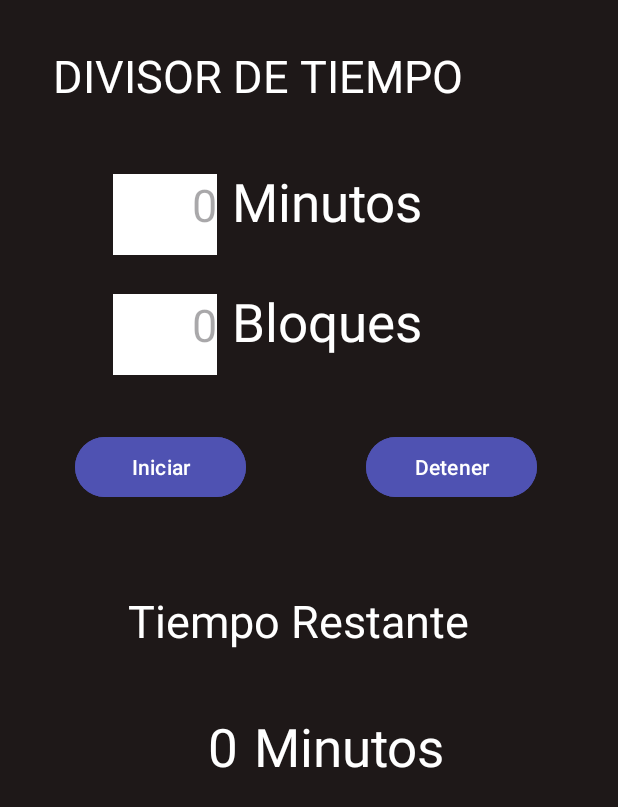
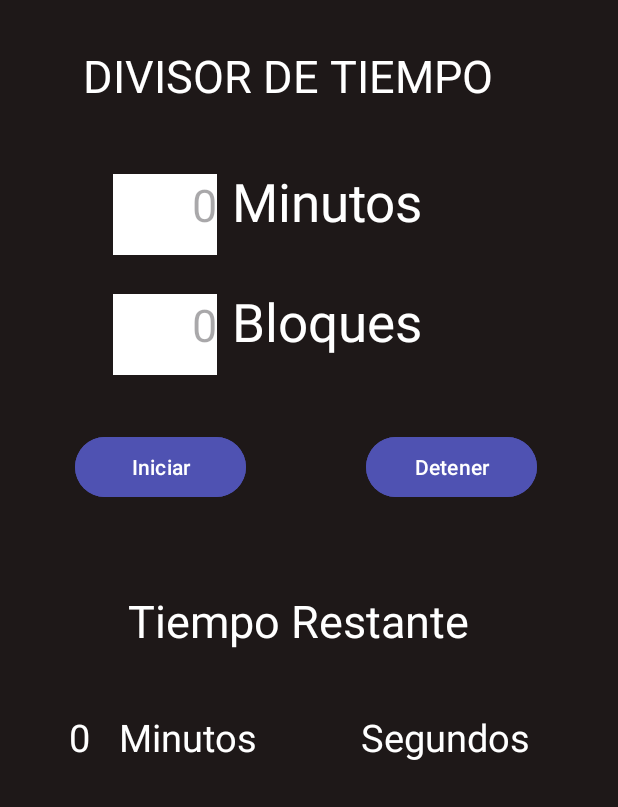
Before and after one commit to aledelorbe/Divisor-de-Tiempo, an Android app: the screen it shows after launch (MainActivity), after a tap on "Iniciar", on a phone screen of 412 x 824 dp. Shown: the top 807 px of the screen. Run offline under Robolectric (Android 15) with nearby library versions, the phone set to English and light mode, and no system bars; 4 statements that could not run were skipped.

Commit message:
ser agrego segundosTxt y el timer de segundos

```diff
--- a/app/src/main/java/com/example/divisortiempo/MainActivity.java
+++ b/app/src/main/java/com/example/divisortiempo/MainActivity.java
@@ -1,10 +1,7 @@
 package com.example.divisortiempo;
 
 import androidx.appcompat.app.AppCompatActivity;
-import androidx.core.app.NotificationCompat;
 
-import android.app.NotificationManager;
-import android.content.Context;
 import android.media.MediaPlayer;
 import android.os.Bundle;
 import android.view.View;
@@ -17,16 +14,13 @@ import java.util.TimerTask;
 
 public class MainActivity extends AppCompatActivity implements View.OnClickListener {
 
-    EditText tiempoEditText, bloquesEditText;
+    EditText tiempoEditText, bloquesEditText, txtBloques;
     Button comenzarButton, detenerButton;
-    int tiempo, bloques, intervalo, intervaloOriginal;
-
-    Timer timer, timer2;
-    NotificationManager notificationManager;
+    int tiempo, bloques, intervalo, intervaloOriginal, contadorBloques = 0, intervaloSeg;
+    Timer timer, timer2, timer3;
     MediaPlayer mediaPlayer;
-    TextView minutosRestantes;
-    boolean isTimerRunning = false;
-    boolean isTimerRunning2 = false;
+    TextView minutosRestantes, segundosRestantes;
+    boolean isTimerRunning = false, isTimerRunning2 = false, isTimerRunning3 = false;
 
     @Override
     protected void onCreate(Bundle savedInstanceState) {
@@ -38,6 +32,7 @@ public class MainActivity extends AppCompatActivity implements View.OnClickListe
         comenzarButton = findViewById(R.id.comenzarButton);
         detenerButton = findViewById(R.id.detenerButton);
         minutosRestantes = findViewById(R.id.minutosRestantes);
+        segundosRestantes = findViewById(R.id.segundosRestantes);
 
         mediaPlayer = MediaPlayer.create(this, R.raw.alarm);
 
@@ -52,18 +47,22 @@ public class MainActivity extends AppCompatActivity implements View.OnClickListe
             tiempo = Integer.parseInt(tiempoEditText.getText().toString());
             bloques = Integer.parseInt(bloquesEditText.getText().toString());
             intervaloOriginal = intervalo = tiempo / bloques;
+            intervaloSeg = 59;
 
-            temporizador1();
-            temporizador2();
+            temporizadorBloques();
+            temporizadorMinutos();
+            //temporizadorSegundos();
         }
         else if( view.getId() == R.id.detenerButton ){
-            /*timer.cancel();
-            timer2.cancel();*/
             mediaPlayer.stop();
-        }
+        }/* else if ( view.getId() == R.id.reiniciarButton) {
+
+        }*/
     }
 
-    public void temporizador1(){
+    // Cada que termine un bloque sonara la alarma y se imprimira el texto
+    // de bloque numero i terminado.
+    public void temporizadorBloques(){
         if( isTimerRunning )
             timer.cancel();
         else {
@@ -72,6 +71,7 @@ public class MainActivity extends AppCompatActivity implements View.OnClickListe
                 @Override
                 public void run() {
                     reproducirAlarma();
+                    imprimirBloqueTerminado();
                 }
             }, intervaloOriginal * 60 * 1000, intervaloOriginal * 60 * 1000);
             // Para que suene cada intervaloOriginal minutos, a partir de que termina el primer
@@ -81,7 +81,8 @@ public class MainActivity extends AppCompatActivity implements View.OnClickListe
         }
     }
 
-    public void temporizador2(){
+    // Cada que pase un minuto, imprimira el nuevo minuto restante.
+    public void temporizadorMinutos(){
         if( isTimerRunning2 )
             timer2.cancel();
         else {
@@ -89,7 +90,7 @@ public class MainActivity extends AppCompatActivity implements View.OnClickListe
             timer2.schedule(new TimerTask() {
                 @Override
                 public void run() {
-                    tiempoRestante();
+                    tiempoMinRestante();
                 }
             }, 0, 60 * 1000);
             // Para que cambie cada 60 segundos (1 minuto), a partir del instante que
@@ -99,13 +100,45 @@ public class MainActivity extends AppCompatActivity implements View.OnClickListe
         }
     }
 
+    // Cada que pase un segundo, imprimira el nuevo segundo restante.
+    public void temporizadorSegundos(){
+        if( isTimerRunning3 )
+            timer3.cancel();
+        else {
+            timer3 = new Timer();
+            timer3.schedule(new TimerTask() {
+                @Override
+                public void run() {
+                    tiempoSegRestante();
+                }
+            }, 0, 1000);
+            // Para que cambie cada 1 segundo, a partir del instante que
+            // se mande a llamar el timer.
+
+            isTimerRunning3 = true;
+        }
+    }
+
     private void reproducirAlarma() {
         mediaPlayer.start();
     }
 
-    public void tiempoRestante() {
+    public void tiempoMinRestante() {
         minutosRestantes.setText( " " + (intervalo--) );
         if( intervalo == -1 ) // Porque cuando llegue al minuto 0, todavia quedarian 60 segundos mas.
             intervalo = intervaloOriginal;
     }
+
+    public void tiempoSegRestante() {
+        segundosRestantes.setText( " " + (intervaloSeg--) );
+        /*
+        if( intervaloSeg == -1 ) // Porque cuando llegue al minuto 0, todavia quedarian 60 segundos mas.
+            intervaloSeg = 59;
+
+         */
+    }
+
+    public void imprimirBloqueTerminado() {
+        txtBloques.append("¡El bloque de tiempo " + (++contadorBloques) + " ha terminado!\n");
+    }
 }
--- a/app/src/main/res/layout/activity_main.xml
+++ b/app/src/main/res/layout/activity_main.xml
@@ -8,7 +8,7 @@
     <TextView
         android:layout_width="wrap_content"
         android:layout_height="wrap_content"
-        android:layout_marginLeft="35dp"
+        android:layout_marginLeft="55dp"
         android:layout_marginTop="30dp"
         android:text="DIVISOR DE TIEMPO"
         android:textColor="@color/white"
@@ -107,7 +107,7 @@
 
     <LinearLayout
         android:layout_width="match_parent"
-        android:layout_height="91dp"
+        android:layout_height="68dp"
         android:layout_marginTop="40dp"
         android:background="#1E1818"
         android:orientation="horizontal">
@@ -116,10 +116,10 @@
             android:id="@+id/minutosRestantes"
             android:layout_width="29dp"
             android:layout_height="wrap_content"
-            android:layout_marginLeft="130dp"
+            android:layout_marginLeft="40dp"
             android:text=" "
             android:textColor="@color/white"
-            android:textSize="35sp" />
+            android:textSize="25sp" />
 
         <TextView
             android:layout_width="wrap_content"
@@ -127,6 +127,33 @@
             android:layout_marginLeft="10dp"
             android:text="Minutos"
             android:textColor="@color/white"
-            android:textSize="35sp" />
+            android:textSize="25sp" />
+
+        <TextView
+            android:id="@+id/segundosRestantes"
+            android:layout_width="29dp"
+            android:layout_height="wrap_content"
+            android:layout_marginLeft="30dp"
+            android:text=" "
+            android:textColor="@color/white"
+            android:textSize="25sp" />
+
+        <TextView
+            android:layout_width="wrap_content"
+            android:layout_height="wrap_content"
+            android:layout_marginLeft="10dp"
+            android:text="Segundos"
+            android:textColor="@color/white"
+            android:textSize="25sp" />
     </LinearLayout>
+
+    <TextView
+        android:id="@+id/txtBloques"
+        android:layout_width="wrap_content"
+        android:layout_height="wrap_content"
+        android:text=" "
+        android:textColor="@color/white"
+        android:textSize="23sp"
+        android:layout_marginTop="20dp"
+        android:layout_marginLeft="85dp"/>
 </LinearLayout >
```
